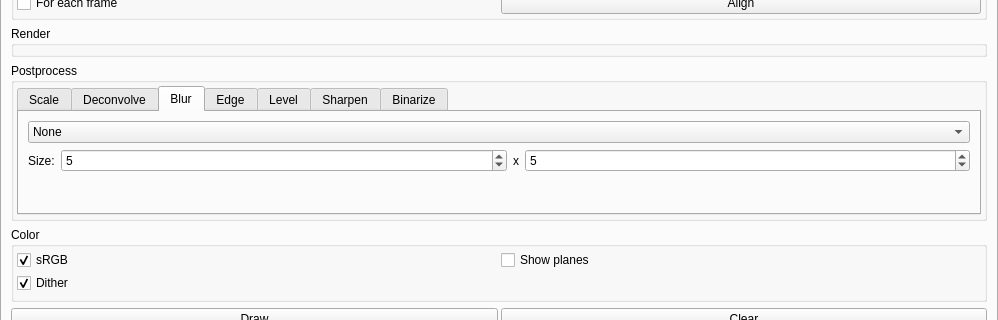
Qt form interface/gui/mainwindow.ui (spillerrec/Overmix) before a commit; both pictures show x 0 to 998 and y 107 to 427 of the 998 by 804 pixel window.
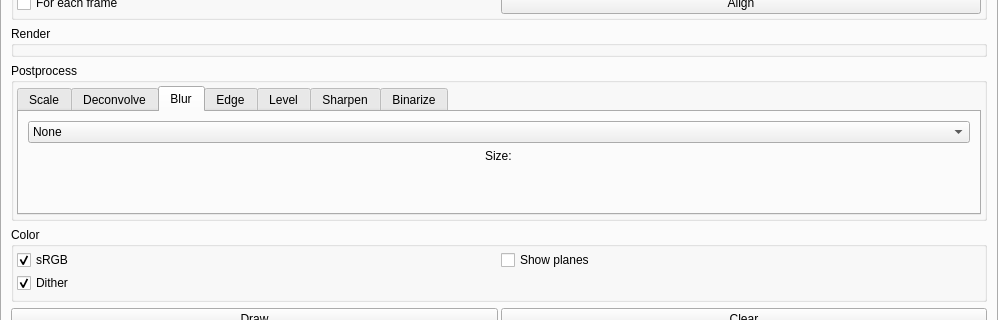
The same form after that commit. The open tabs and pages were chosen to show the change.

Commit message: ADD: Spinbox2D (int) and use it for post-process blur #71 FIX: AbstractSpinbox2D::setValueNoScale() took a Point<double> instead of Point<T>

```diff
--- a/interface/gui/mainwindow.ui
+++ b/interface/gui/mainwindow.ui
@@ -315,33 +315,6 @@
                      </property>
                     </widget>
                    </item>
-                   <item>
-                    <widget class="QSpinBox" name="spbx_blur_x">
-                     <property name="value">
-                      <number>5</number>
-                     </property>
-                    </widget>
-                   </item>
-                   <item>
-                    <widget class="QLabel" name="label_12">
-                     <property name="sizePolicy">
-                      <sizepolicy hsizetype="Maximum" vsizetype="Preferred">
-                       <horstretch>0</horstretch>
-                       <verstretch>0</verstretch>
-                      </sizepolicy>
-                     </property>
-                     <property name="text">
-                      <string>x</string>
-                     </property>
-                    </widget>
-                   </item>
-                   <item>
-                    <widget class="QSpinBox" name="spbx_blur_y">
-                     <property name="value">
-                      <number>5</number>
-                     </property>
-                    </widget>
-                   </item>
                   </layout>
                  </item>
                  <item>
```
Left out of the diff: 4 changed lines with no effect on the pictures. The commit also changes 3 other files.
